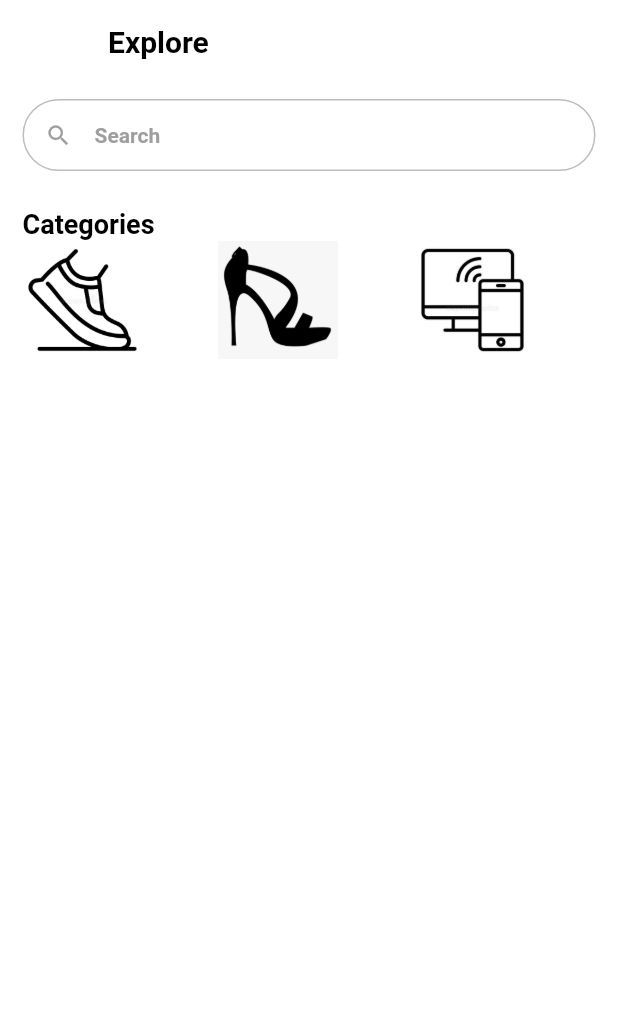
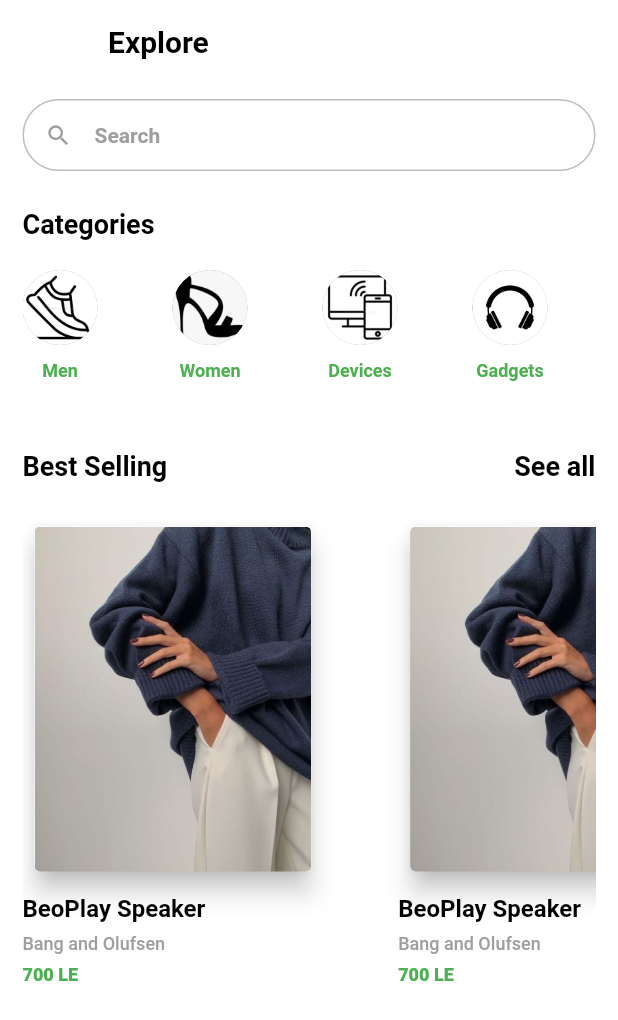
Before and after one commit to rahba12/e_commerce_app, a Flutter app: the ExploreView screen opened directly, on a phone screen of 412 x 824 dp. Shown: the top 1020 px of the screen. Run offline on Flutter 3.47's test engine with Material 2 defaults, Android fonts, the phone set to English and light mode, and no system bars; our stand-ins replace cloud_firestore, easy_localization, firebase_auth, firebase_core, flutter_signin_button, fluttericon and 4 more; missing offline and left inert: flutter_facebook_auth; accounts and stored records are empty.

Commit message:
Initial commit

```diff
--- a/lib/app_theme/theme_controller.dart
+++ b/lib/app_theme/theme_controller.dart
@@ -2,7 +2,7 @@ import 'package:flutter/material.dart';
 import 'package:get/get.dart';
 
 class ThemeController extends GetxController {
-  bool isDarkMode = true;
+  bool isDarkMode = false;
 
   void toggleDarkMode() {
     isDarkMode = !isDarkMode;
--- a/lib/view/explore-view/explore_view.dart
+++ b/lib/view/explore-view/explore_view.dart
@@ -1,5 +1,6 @@
 import 'package:flutter/cupertino.dart';
 import 'package:flutter/material.dart';
+import 'package:flutter/rendering.dart';
 
 class ExploreView extends StatelessWidget {
   ExploreView({Key? key}) : super(key: key);
@@ -8,8 +9,8 @@ class ExploreView extends StatelessWidget {
     'Men',
     'Women',
     'Devices',
-    'Gadgets'
-        ' Gaming',
+    'Gadgets',
+    'Gaming',
   ];
   final List<String> images = [
     'images/shoe.jpg',
@@ -39,8 +40,153 @@ class ExploreView extends StatelessWidget {
         child: Column(
           mainAxisAlignment: MainAxisAlignment.start,
           crossAxisAlignment: CrossAxisAlignment.start,
+          children: <Widget>[
+            _buildSearchBar(),
+            const SizedBox(
+              height: 25,
+            ),
+            const Text(
+              'Categories',
+              style: TextStyle(
+                fontWeight: FontWeight.w700,
+                color: Colors.black,
+                fontSize: 18,
+              ),
+            ),
+            const SizedBox(
+              height: 20,
+            ),
+            _buildCategoryItem(),
+            const SizedBox(
+              height: 30,
+            ),
+            Row(
+              mainAxisAlignment: MainAxisAlignment.spaceBetween,
               children: [
-            TextFormField(
+                const Text(
+                  'Best Selling',
+                  style: TextStyle(
+                    fontWeight: FontWeight.w700,
+                    color: Colors.black,
+                    fontSize: 18,
+                  ),
+                ),
+                GestureDetector(
+                  onTap: () {},
+                  child: const Text(
+                    'See all',
+                    style: TextStyle(
+                      fontWeight: FontWeight.w700,
+                      color: Colors.black,
+                      fontSize: 18,
+                    ),
+                  ),
+                ),
+              ],
+            ),
+            const SizedBox(
+              height: 25,
+            ),
+            _buildCardItem(),
+          ],
+        ),
+      ),
+    );
+  }
+
+  Widget _buildCategoryItem() => SizedBox(
+        height: 90,
+        child: ListView.separated(
+          physics: const BouncingScrollPhysics(),
+          shrinkWrap: true,
+          itemBuilder: (context, index) => Column(
+            children: [
+              // AspectRatio(
+              //     aspectRatio: 1 / 1,
+              //     child: Container(
+              //         decoration: BoxDecoration(
+              //             image: DecorationImage(
+              //       fit: BoxFit.contain,
+              //       image: AssetImage(
+              //         images[index],
+              //       ),
+              //     )))),
+              CircleAvatar(
+                foregroundColor: Colors.green,
+                radius: 25.0,
+                backgroundImage: AssetImage(images[index]),
+              ),
+              const SizedBox(
+                height: 10,
+              ),
+              Text(
+                categories[index],
+                style: const TextStyle(
+                    color: Colors.green, fontWeight: FontWeight.w700),
+              ),
+            ],
+          ),
+          itemCount: images.length,
+          scrollDirection: Axis.horizontal,
+          separatorBuilder: (BuildContext context, int index) => const SizedBox(
+            width: 50,
+          ),
+        ),
+      );
+  Widget _buildCardItem() => Expanded(
+        child: ListView.separated(
+          shrinkWrap: true,
+          physics: const BouncingScrollPhysics(),
+          itemBuilder: (context, index) => Column(
+            crossAxisAlignment: CrossAxisAlignment.start,
+            children: [
+              SizedBox(
+                child: Card(
+                  child: Image.asset(
+                    'images/home.jpg',
+                    fit: BoxFit.cover,
+                  ),
+                ),
+                height: 240,
+              ),
+              const SizedBox(
+                height: 10,
+              ),
+              const Text(
+                'BeoPlay Speaker',
+                style: TextStyle(
+                    fontSize: 16,
+                    color: Colors.black,
+                    fontWeight: FontWeight.w700),
+              ),
+              const SizedBox(
+                height: 7,
+              ),
+              const Text(
+                'Bang and Olufsen',
+                style: TextStyle(
+                    fontSize: 12,
+                    color: Colors.grey,
+                    fontWeight: FontWeight.w500),
+              ),
+              const SizedBox(
+                height: 7,
+              ),
+              const Text(
+                '700 LE',
+                style:
+                    TextStyle(color: Colors.green, fontWeight: FontWeight.w900),
+              ),
+            ],
+          ),
+          itemCount: 5,
+          scrollDirection: Axis.horizontal,
+          separatorBuilder: (BuildContext context, int index) => const SizedBox(
+            width: 50,
+          ),
+        ),
+      );
+  Widget _buildSearchBar() => TextFormField(
         decoration: InputDecoration(
           fillColor: Colors.grey,
           prefixIcon: const Icon(
@@ -66,44 +212,7 @@ class ExploreView extends StatelessWidget {
             color: Colors.grey,
             fontSize: 14,
           ),
-                contentPadding: EdgeInsets.all(10),
-              ),
-            ),
-            const SizedBox(
-              height: 25,
-            ),
-            const Text(
-              'Categories',
-              style: TextStyle(
-                fontWeight: FontWeight.w700,
-                color: Colors.black,
-                fontSize: 18,
-              ),
-            ),
-            SizedBox(
-              height: 80,
-              child: ListView.separated(
-                itemBuilder: (context, index) => AspectRatio(
-                    aspectRatio: 1 / 1,
-                    child: Container(
-                        decoration: BoxDecoration(
-                            image: DecorationImage(
-                      fit: BoxFit.contain,
-                      image: AssetImage(
-                        images[index],
-                      ),
-                    )))),
-                itemCount: images.length,
-                scrollDirection: Axis.horizontal,
-                separatorBuilder: (BuildContext context, int index) =>
-                    const SizedBox(
-                  width: 50,
-                ),
-              ),
-            ),
-          ],
-        ),
+          contentPadding: const EdgeInsets.all(10),
         ),
       );
 }
-}
```
Also changed, not shown: images/image1.png (added). Lines whose indentation alone changed are shown as unchanged.
